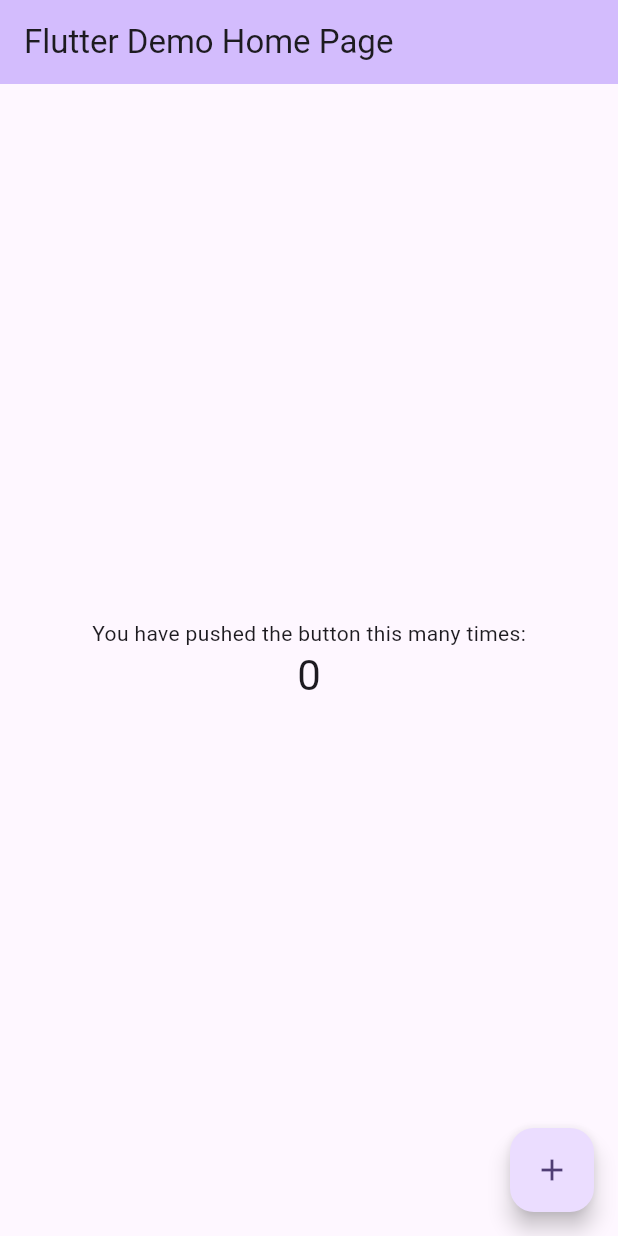
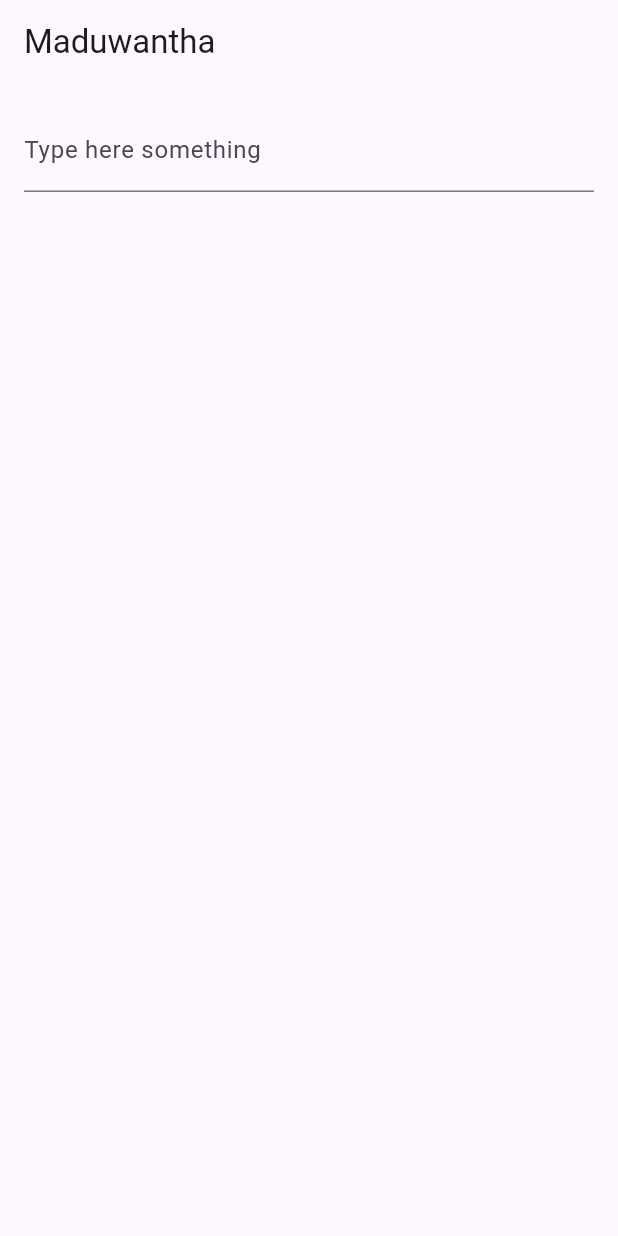
Before and after one commit to Maduwantha-ka/Sweetpicker, a Flutter app: the screen it shows after launch, on a phone screen of 412 x 824 dp. Run offline on Flutter 3.47's test engine with Material 3 defaults, Android fonts, the phone set to English and light mode, and no system bars.

Commit message:
Setup flutter Environment
I setup flutter environment

```diff
--- a/sweetpicker/lib/main.dart
+++ b/sweetpicker/lib/main.dart
@@ -7,116 +7,33 @@
 class MyApp extends StatelessWidget {
   const MyApp({super.key});
 
-  // This widget is the root of your application.
   @override
   Widget build(BuildContext context) {
-    return MaterialApp(
-      title: 'Flutter Demo',
-      theme: ThemeData(
-        // This is the theme of your application.
-        //
-        // TRY THIS: Try running your application with "flutter run". You'll see
-        // the application has a purple toolbar. Then, without quitting the app,
-        // try changing the seedColor in the colorScheme below to Colors.green
-        // and then invoke "hot reload" (save your changes or press the "hot
-        // reload" button in a Flutter-supported IDE, or press "r" if you used
-        // the command line to start the app).
-        //
-        // Notice that the counter didn't reset back to zero; the application
-        // state is not lost during the reload. To reset the state, use hot
-        // restart instead.
-        //
-        // This works for code too, not just values: Most code changes can be
-        // tested with just a hot reload.
-        colorScheme: ColorScheme.fromSeed(seedColor: Colors.deepPurple),
+    return const MaterialApp(home: UsernameScreen());
+  }
+}
+
+class UsernameScreen extends StatefulWidget {
+  const UsernameScreen({super.key});
+
+  @override
+  State<UsernameScreen> createState() => _UsernameScreenState();
+}
+
+class _UsernameScreenState extends State<UsernameScreen> {
+  final TextEditingController _usernameController = TextEditingController();
+
+  @override
+  Widget build(BuildContext context) {
+    return Scaffold(
+      appBar: AppBar(title: const Text('Maduwantha')),
+      body: Padding(
+        padding: const EdgeInsets.all(16.0),
+        child: TextField(
+          controller: _usernameController,
+          decoration: const InputDecoration(labelText: 'Type here something'),
+        ),
       ),
-      home: const MyHomePage(title: 'Flutter Demo Home Page'),
     );
   }
 }
-
-class MyHomePage extends StatefulWidget {
-  const MyHomePage({super.key, required this.title});
-
-  // This widget is the home page of your application. It is stateful, meaning
-  // that it has a State object (defined below) that contains fields that affect
-  // how it looks.
-
-  // This class is the configuration for the state. It holds the values (in this
-  // case the title) provided by the parent (in this case the App widget) and
-  // used by the build method of the State. Fields in a Widget subclass are
-  // always marked "final".
-
-  final String title;
-
-  @override
-  State<MyHomePage> createState() => _MyHomePageState();
-}
-
-class _MyHomePageState extends State<MyHomePage> {
-  int _counter = 0;
-
-  void _incrementCounter() {
-    setState(() {
-      // This call to setState tells the Flutter framework that something has
-      // changed in this State, which causes it to rerun the build method below
-      // so that the display can reflect the updated values. If we changed
-      // _counter without calling setState(), then the build method would not be
-      // called again, and so nothing would appear to happen.
-      _counter++;
-    });
-  }
-
-  @override
-  Widget build(BuildContext context) {
-    // This method is rerun every time setState is called, for instance as done
-    // by the _incrementCounter method above.
-    //
-    // The Flutter framework has been optimized to make rerunning build methods
-    // fast, so that you can just rebuild anything that needs updating rather
-    // than having to individually change instances of widgets.
-    return Scaffold(
-      appBar: AppBar(
-        // TRY THIS: Try changing the color here to a specific color (to
-        // Colors.amber, perhaps?) and trigger a hot reload to see the AppBar
-        // change color while the other colors stay the same.
-        backgroundColor: Theme.of(context).colorScheme.inversePrimary,
-        // Here we take the value from the MyHomePage object that was created by
-        // the App.build method, and use it to set our appbar title.
-        title: Text(widget.title),
-      ),
-      body: Center(
-        // Center is a layout widget. It takes a single child and positions it
-        // in the middle of the parent.
-        child: Column(
-          // Column is also a layout widget. It takes a list of children and
-          // arranges them vertically. By default, it sizes itself to fit its
-          // children horizontally, and tries to be as tall as its parent.
-          //
-          // Column has various properties to control how it sizes itself and
-          // how it positions its children. Here we use mainAxisAlignment to
-          // center the children vertically; the main axis here is the vertical
-          // axis because Columns are vertical (the cross axis would be
-          // horizontal).
-          //
-          // TRY THIS: Invoke "debug painting" (choose the "Toggle Debug Paint"
-          // action in the IDE, or press "p" in the console), to see the
-          // wireframe for each widget.
-          mainAxisAlignment: MainAxisAlignment.center,
-          children: <Widget>[
-            const Text('You have pushed the button this many times:'),
-            Text(
-              '$_counter',
-              style: Theme.of(context).textTheme.headlineMedium,
-            ),
-          ],
-        ),
-      ),
-      floatingActionButton: FloatingActionButton(
-        onPressed: _incrementCounter,
-        tooltip: 'Increment',
-        child: const Icon(Icons.add),
-      ), // This trailing comma makes auto-formatting nicer for build methods.
-    );
-  }
-}
```
Also changed, not shown: SampleOne/sampleone/analysis_options.yaml (added, +28 -0 lines), SampleOne/sampleone/lib/main.dart (added, +110 -0 lines), SampleOne/sampleone/pubspec.yaml (added, +89 -0 lines), SampleOne/sampleone/pubspec.lock (added), 125 other files.
